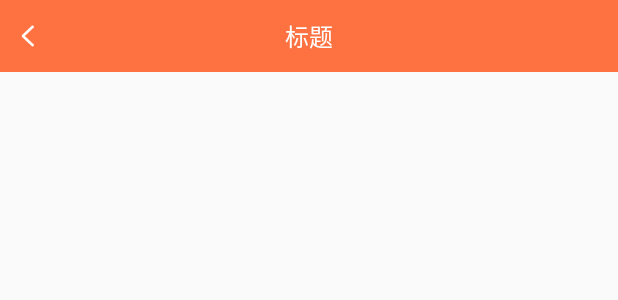
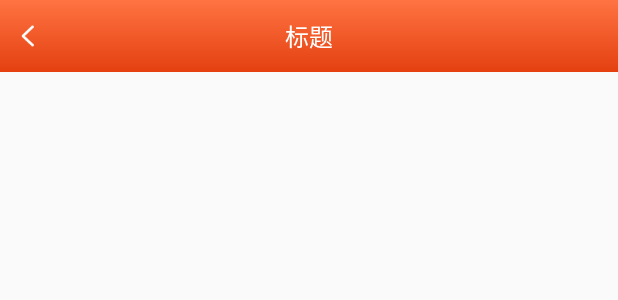
Before and after one commit to chenyx886/busilinq, an Android app: the layout include_header_layout.xml on its own in the app's theme, with its tools: preview values and no code run, on a phone screen of 412 x 824 dp. Shown: the top 300 px of the screen. Run offline under Robolectric (Android 15) with nearby library versions, the phone set to English and light mode, and no system bars.

Commit message:
修改标题为渐变色显示

```diff
--- a/app/build.gradle
+++ b/app/build.gradle
@@ -102,10 +102,8 @@ dependencies {
     compile project(':photopicker')
     compile project(':xrecyclerview')
     compile project(':convenientbanner')
-    compile group: 'org.java-websocket', name: 'Java-WebSocket', version: '1.3.0'
     //测试jar
     testCompile 'junit:junit:4.12'
-    compile 'org.ini4j:ini4j:0.5.4'
     //远程库jar
     compile 'com.android.support:appcompat-v7:26.+'
     compile 'com.android.support:support-v4:26.+'
@@ -115,6 +113,7 @@ dependencies {
     compile 'com.jakewharton:butterknife:8.6.0'
     annotationProcessor 'com.jakewharton:butterknife-compiler:8.6.0'
     compile 'com.pnikosis:materialish-progress:1.7'
+
 
     compile 'com.squareup.retrofit2:retrofit:2.3.0'
     compile 'com.squareup.retrofit2:converter-gson:2.3.0'
--- a/app/src/main/java/com/busilinq/data/api/ClassifyApi.java
+++ b/app/src/main/java/com/busilinq/data/api/ClassifyApi.java
@@ -23,9 +23,9 @@ public interface ClassifyApi {
     /**
      * 获取轮播广告
      *
-     * @param type 类型
+     * @param userId 用户id
      * @return
      */
-    @GET("/api/adv/banner")
-    Observable<BaseData<List<BannerEntity>>> banner(@Query("type") String type);
+    @GET("/api/goods/classify")
+    Observable<BaseData<List<BannerEntity>>> banner(@Query("userId") String userId);
 }
--- /dev/null
+++ b/app/src/main/res/drawable/header_style.xml
@@ -0,0 +1,14 @@
+<?xml version="1.0" encoding="UTF-8"?><!--方形按钮渐变从左到右-->
+<shape xmlns:android="http://schemas.android.com/apk/res/android"
+    android:shape="rectangle">
+    <!-- 填充的颜色 -->
+    <solid android:color="#ff7342" />
+    <!-- 设置按钮的四个角为弧形 -->
+    <!-- android:radius 弧形的半径 -->
+    <!--<corners android:radius="15dip" />-->
+    <!--设置渐变-->
+    <gradient
+        android:angle="90"
+        android:endColor="#ff7342"
+        android:startColor="#e44010" />
+</shape>
--- a/app/src/main/res/layout/include_header_layout.xml
+++ b/app/src/main/res/layout/include_header_layout.xml
@@ -3,7 +3,7 @@
     android:id="@+id/headerLayout"
     android:layout_width="match_parent"
     android:layout_height="48dp"
-    android:background="@color/colorPrimary"
+    android:background="@drawable/header_style"
     android:gravity="center_vertical">
 
     <TextView
```
Also changed, not shown: app/src/main/java/com/busilinq/base/BaseActivity.java (+15 -1 lines), app/src/main/java/com/busilinq/base/BaseMvpFragment.java (+14 -1 lines), app/src/main/java/com/busilinq/ui/home/FragmentHome.java (+0 -11 lines), app/src/main/java/com/busilinq/ui/mine/ForgetPwdActivity.java (+0 -11 lines), app/src/main/java/com/busilinq/ui/mine/LoginActivity.java (+0 -10 lines), app/src/main/java/com/busilinq/ui/mine/SetNewPwdActivity.java (+0 -10 lines), app/src/main/java/com/busilinq/ui/mine/UpdatePwdActivity.java (+0 -10 lines), app/src/main/res/drawable/button_shap_square.xml (added, +16 -0 lines), app/src/main/res/layout/activity_collection.xml (+5 -2 lines).
